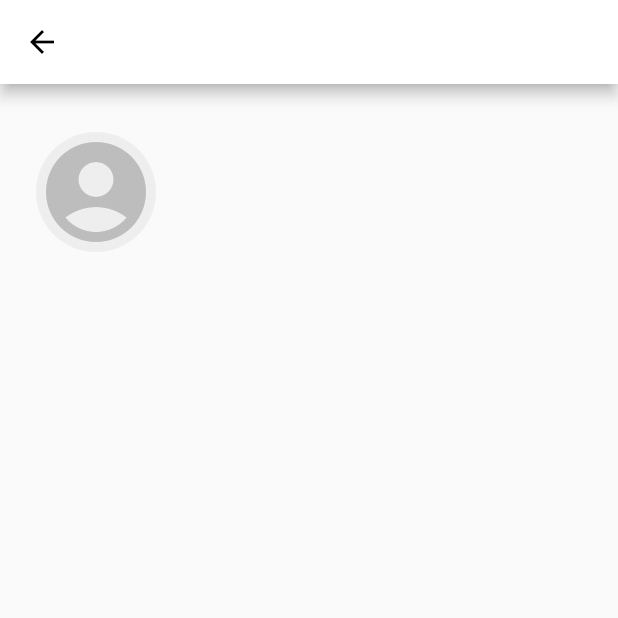
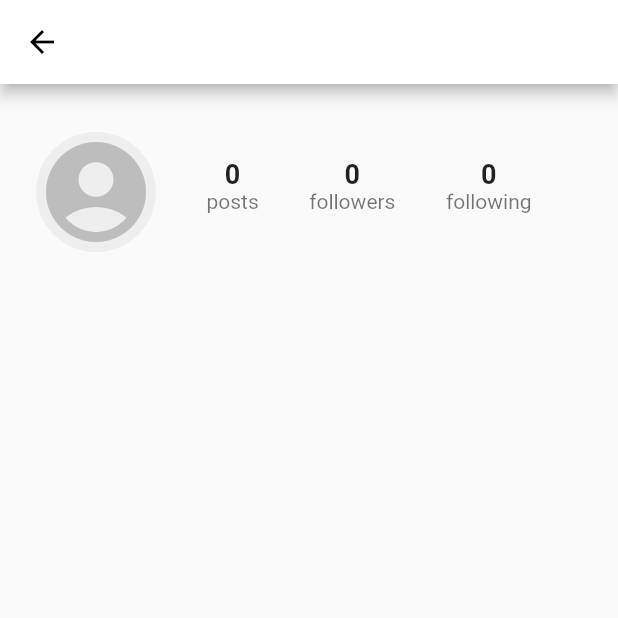
Before and after one commit to mivoligo/flutter_gram, a Flutter app: the ProfileScreen screen opened directly, after a tap on "OK", on a phone screen of 412 x 824 dp, the top half of it. Run offline on Flutter 3.47's test engine with Material 2 defaults, Android fonts, the phone set to English and light mode, and no system bars; our stand-ins replace bloc, cached_network_image, cloud_firestore, equatable, firebase_auth, firebase_core and 1 more; accounts and stored records are empty.

Commit message:
Add profile stats widget

```diff
--- a/lib/screens/profile/profile_screen.dart
+++ b/lib/screens/profile/profile_screen.dart
@@ -1,5 +1,6 @@
 import 'package:flutter/material.dart';
 import 'package:flutter_bloc/flutter_bloc.dart';
+import 'package:flutter_gram/screens/profile/widgets/widgets.dart';
 import '../../blocs/blocs.dart';
 import '../../widgets/widgets.dart';
 import 'bloc/profile_bloc.dart';
@@ -44,6 +45,13 @@ class ProfileScreen extends StatelessWidget {
                             radius: 40.0,
                             profileImageUrl: state.user.profileImageUrl,
                           ),
+                          ProfileStats(
+                            isCurrentUser: state.isCurrentUser,
+                            isFollowing: state.isFollowing,
+                            followers: 0,
+                            following: 0,
+                            posts: 0,
+                          )
                         ],
                       ),
                     )
--- /dev/null
+++ b/lib/screens/profile/widgets/profile_stats.dart
@@ -0,0 +1,75 @@
+import 'package:flutter/material.dart';
+
+class ProfileStats extends StatelessWidget {
+  final bool isCurrentUser;
+  final bool isFollowing;
+  final int posts;
+  final int followers;
+  final int following;
+
+  const ProfileStats({
+    Key? key,
+    required this.isCurrentUser,
+    required this.isFollowing,
+    required this.posts,
+    required this.followers,
+    required this.following,
+  }) : super(key: key);
+
+  @override
+  Widget build(BuildContext context) {
+    return Expanded(
+      child: Column(
+        crossAxisAlignment: CrossAxisAlignment.stretch,
+        children: [
+          Row(
+            mainAxisAlignment: MainAxisAlignment.spaceEvenly,
+            children: [
+              _Stats(count: posts, label: 'posts'),
+              _Stats(count: followers, label: 'followers'),
+              _Stats(count: following, label: 'following'),
+            ],
+          ),
+          const SizedBox(height: 8.0),
+          // Padding(
+          //   padding: const EdgeInsets.symmetric(horizontal: 24.0),
+          //   child: ProfileButton(
+          //     isCurrentUser: isCurrentUser,
+          //     isFollowing: isFollowing,
+          //   ),
+          // ),
+        ],
+      ),
+    );
+  }
+}
+
+class _Stats extends StatelessWidget {
+  final int count;
+  final String label;
+
+  const _Stats({
+    Key? key,
+    required this.count,
+    required this.label,
+  }) : super(key: key);
+
+  @override
+  Widget build(BuildContext context) {
+    return Column(
+      children: [
+        Text(
+          count.toString(),
+          style: const TextStyle(
+            fontSize: 18.0,
+            fontWeight: FontWeight.w600,
+          ),
+        ),
+        Text(
+          label,
+          style: const TextStyle(color: Colors.black54),
+        ),
+      ],
+    );
+  }
+}
--- /dev/null
+++ b/lib/screens/profile/widgets/widgets.dart
@@ -0,0 +1 @@
+export 'profile_stats.dart';
```
